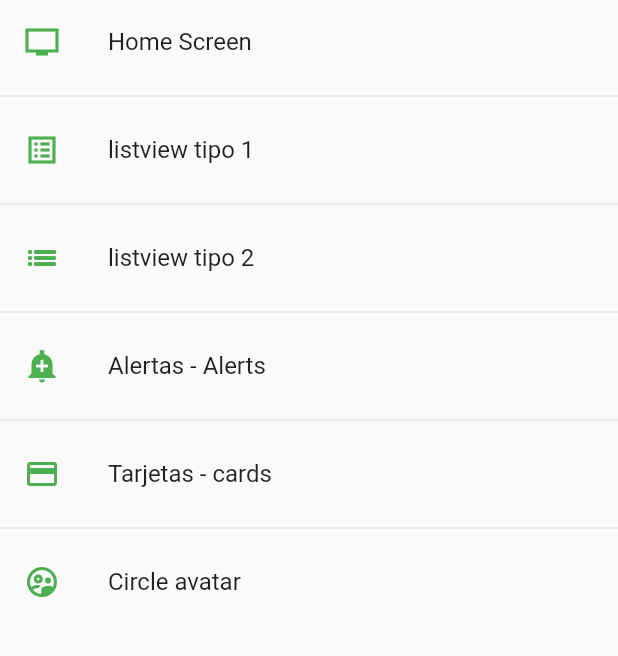
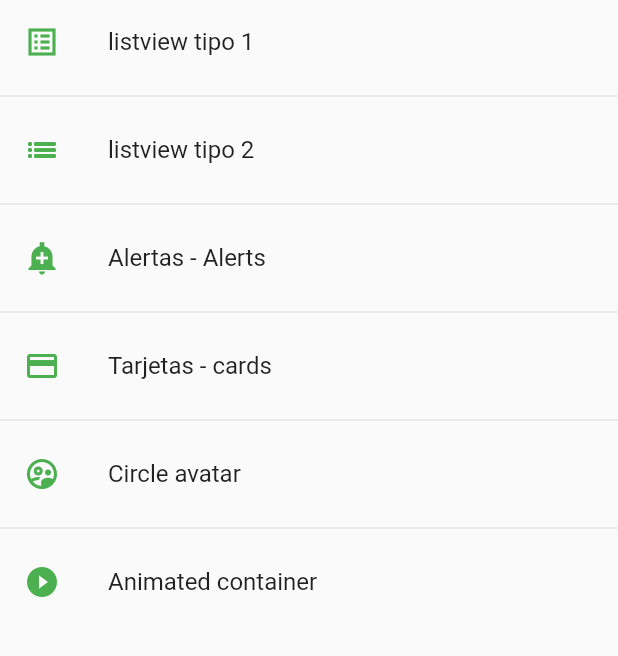
Before and after one commit to MarcosCM2000/componentes_app, a Flutter app: the screen it shows after launch, on a phone screen of 412 x 824 dp, the part 84-740 px from its top. Run offline on Flutter 3.47's test engine with Material 2 defaults, Android fonts, the phone set to English and light mode, and no system bars.

Commit message:
animated container

```diff
--- a/lib/router/app_routes.dart
+++ b/lib/router/app_routes.dart
@@ -7,12 +7,12 @@ class AppRoutes {
   static const initialRoute = 'home';
 
   static final menuOptions = <MenuOption>[
-    //  TODO: borrar home
+    /*
     MenuOption(
         route: 'home',
         icon: Icons.tv_sharp,
         name: 'Home Screen',
-        screen: const HomeScreen()),
+        screen: const HomeScreen()),*/
     MenuOption(
         route: 'listview1',
         icon: Icons.list_alt_sharp,
@@ -38,10 +38,17 @@ class AppRoutes {
         icon: Icons.supervised_user_circle_outlined,
         name: 'Circle avatar',
         screen: const AvatarScreen()),
+    MenuOption(
+        route: 'animated',
+        icon: Icons.play_circle_fill_outlined,
+        name: 'Animated container',
+        screen: const AnimatedScreen()),
   ];
 
   static Map<String, Widget Function(BuildContext)> getAppRoutes() {
     Map<String, Widget Function(BuildContext)> appRoutes = {};
+    appRoutes.addAll({'home': (BuildContext context) => const HomeScreen()});
+
     for (final option in menuOptions) {
       appRoutes.addAll({option.route: (BuildContext context) => option.screen});
     }
--- a/lib/screens/screens.dart
+++ b/lib/screens/screens.dart
@@ -1,4 +1,5 @@
 export './alert_screen.dart';
+export './animated_screen.dart';
 export './avatar_screen.dart';
 export './card_screen.dart';
 export './home_screen.dart';
```
Also changed, not shown: lib/screens/animated_screen.dart (added, +54 -0 lines).
